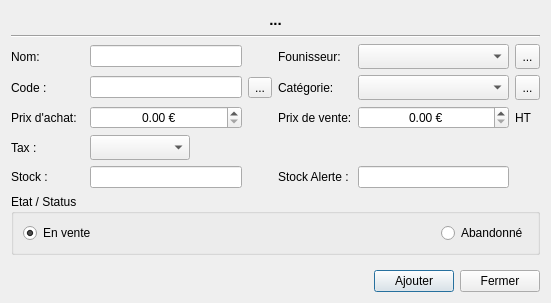
The window that src/dialogproduct.ui (cfdev/mcercle) describes before a commit, drawn with Qt 5.
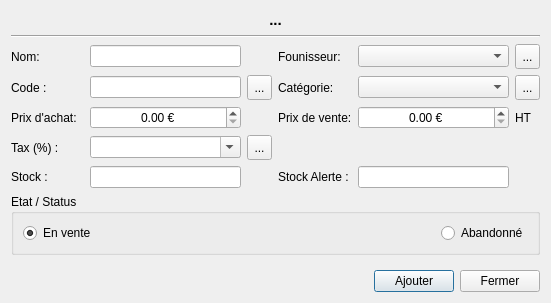
The same window after the commit. Icons and pictures are not drawn.

Diff of the .ui file:
```diff
--- a/src/dialogproduct.ui
+++ b/src/dialogproduct.ui
@@ -119,7 +119,7 @@
        <item row="3" column="1">
         <widget class="QLabel" name="label_titletax">
          <property name="text">
-          <string>Tax :</string>
+          <string>Tax (%) :</string>
          </property>
         </widget>
        </item>
@@ -128,7 +128,7 @@
          <property name="minimumSize">
           <size>
            <width>100</width>
-           <height>25</height>
+           <height>0</height>
           </size>
          </property>
          <property name="maximumSize">
@@ -151,15 +151,18 @@
          <property name="minimumSize">
           <size>
            <width>100</width>
-           <height>25</height>
+           <height>0</height>
           </size>
          </property>
          <property name="maximumSize">
           <size>
-           <width>100</width>
+           <width>16777215</width>
            <height>16777215</height>
           </size>
          </property>
+         <property name="editable">
+          <bool>true</bool>
+         </property>
         </widget>
        </item>
        <item row="2" column="6">
@@ -273,7 +276,7 @@
          <property name="minimumSize">
           <size>
            <width>100</width>
-           <height>25</height>
+           <height>0</height>
           </size>
          </property>
          <property name="maximumSize">
@@ -335,6 +338,12 @@
        </item>
        <item row="1" column="3">
         <widget class="QToolButton" name="toolButton_autoCode">
+         <property name="minimumSize">
+          <size>
+           <width>25</width>
+           <height>25</height>
+          </size>
+         </property>
          <property name="toolTip">
           <string>Générer un code</string>
          </property>
@@ -347,6 +356,26 @@
          </property>
         </widget>
        </item>
+       <item row="3" column="3">
+        <widget class="QToolButton" name="toolButton_editTax">
+         <property name="minimumSize">
+          <size>
+           <width>25</width>
+           <height>25</height>
+          </size>
+         </property>
+         <property name="toolTip">
+          <string>Editer les TAX</string>
+         </property>
+         <property name="text">
+          <string>...</string>
+         </property>
+         <property name="icon">
+          <iconset resource="../ressources.qrc">
+           <normaloff>:/app/Edit</normaloff>:/app/Edit</iconset>
+         </property>
+        </widget>
+       </item>
       </layout>
      </item>
      <item>
```
Left out of the diff: 13 changed lines with no effect on the pictures.
